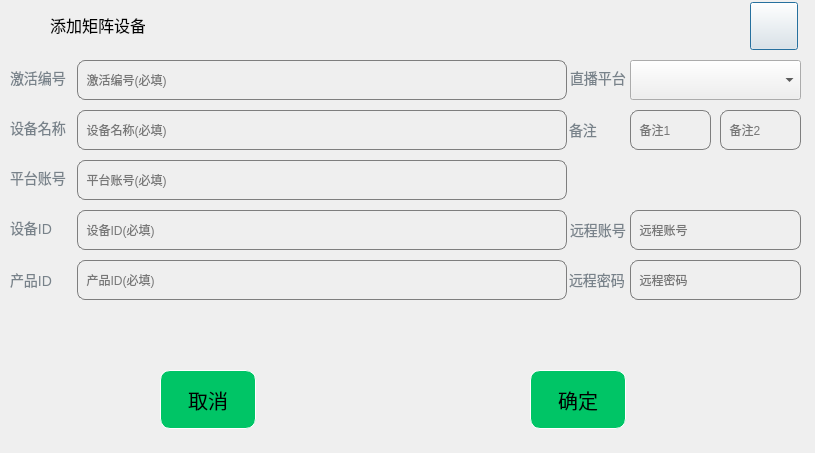
Above: UI/gbs/bizWidgets/GBSAddBroker.ui from huangjingpei/myobs before the change. Below: the same form after it.
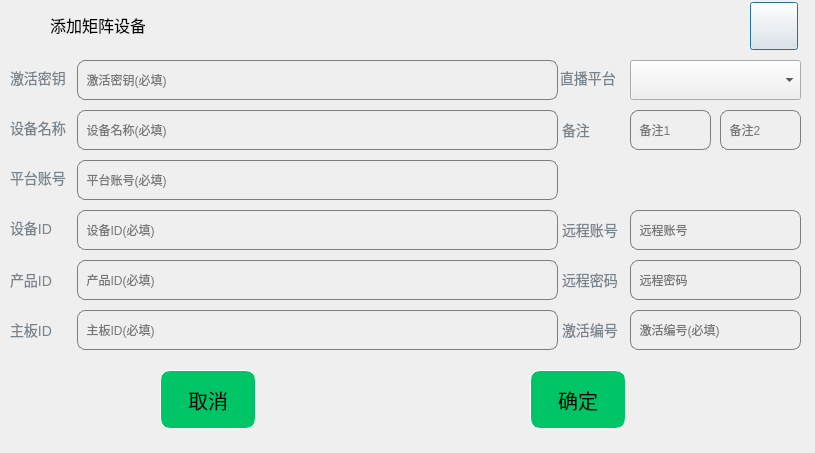
That is the form after the change. Icons and pictures are not drawn.

The edit to the form file:
```diff
--- a/UI/gbs/bizWidgets/GBSAddBroker.ui
+++ b/UI/gbs/bizWidgets/GBSAddBroker.ui
@@ -79,7 +79,7 @@
      <rect>
       <x>87</x>
       <y>10</y>
-      <width>490</width>
+      <width>481</width>
       <height>40</height>
      </rect>
     </property>
@@ -93,7 +93,7 @@
      <string/>
     </property>
     <property name="placeholderText">
-     <string>  激活编号(必填)</string>
+     <string>  激活密钥(必填)</string>
     </property>
    </widget>
    <widget class="QLineEdit" name="leDeviceName">
@@ -101,7 +101,7 @@
      <rect>
       <x>87</x>
       <y>60</y>
-      <width>490</width>
+      <width>481</width>
       <height>40</height>
      </rect>
     </property>
@@ -158,7 +158,7 @@
      <rect>
       <x>87</x>
       <y>110</y>
-      <width>490</width>
+      <width>481</width>
       <height>40</height>
      </rect>
     </property>
@@ -177,7 +177,7 @@
      <rect>
       <x>87</x>
       <y>160</y>
-      <width>490</width>
+      <width>481</width>
       <height>40</height>
      </rect>
     </property>
@@ -196,7 +196,7 @@
      <rect>
       <x>87</x>
       <y>210</y>
-      <width>490</width>
+      <width>481</width>
       <height>40</height>
      </rect>
     </property>
@@ -224,7 +224,7 @@
 font-size: 14px;</string>
     </property>
     <property name="text">
-     <string>激活编号</string>
+     <string>激活密钥</string>
     </property>
    </widget>
    <widget class="QLabel" name="label_3">
@@ -308,7 +308,7 @@
    <widget class="QLabel" name="label_7">
     <property name="geometry">
      <rect>
-      <x>580</x>
+      <x>570</x>
       <y>20</y>
       <width>61</width>
       <height>16</height>
@@ -325,7 +325,7 @@
    <widget class="QLabel" name="label_8">
     <property name="geometry">
      <rect>
-      <x>579</x>
+      <x>572</x>
       <y>70</y>
       <width>61</width>
       <height>20</height>
@@ -399,7 +399,7 @@
    <widget class="QLabel" name="label_9">
     <property name="geometry">
      <rect>
-      <x>580</x>
+      <x>572</x>
       <y>170</y>
       <width>61</width>
       <height>20</height>
@@ -435,7 +435,7 @@
    <widget class="QLabel" name="label_10">
     <property name="geometry">
      <rect>
-      <x>579</x>
+      <x>572</x>
       <y>220</y>
       <width>61</width>
       <height>20</height>
@@ -449,6 +449,84 @@
      <string>远程密码</string>
     </property>
    </widget>
+   <widget class="QLineEdit" name="leUniqueID">
+    <property name="geometry">
+     <rect>
+      <x>87</x>
+      <y>260</y>
+      <width>481</width>
+      <height>40</height>
+     </rect>
+    </property>
+    <property name="styleSheet">
+     <string notr="true">background-color:transparent;
+border: 1px solid  #7E7E7E;
+border-radius: 8px;
+</string>
+    </property>
+    <property name="text">
+     <string/>
+    </property>
+    <property name="placeholderText">
+     <string>  主板ID(必填)</string>
+    </property>
+   </widget>
+   <widget class="QLabel" name="label_11">
+    <property name="geometry">
+     <rect>
+      <x>20</x>
+      <y>270</y>
+      <width>61</width>
+      <height>20</height>
+     </rect>
+    </property>
+    <property name="styleSheet">
+     <string notr="true">color: #78828A;
+font-size: 14px;</string>
+    </property>
+    <property name="text">
+     <string>主板ID</string>
+    </property>
+   </widget>
+   <widget class="QLabel" name="label_12">
+    <property name="geometry">
+     <rect>
+      <x>572</x>
+      <y>270</y>
+      <width>61</width>
+      <height>20</height>
+     </rect>
+    </property>
+    <property name="styleSheet">
+     <string notr="true">color: #78828A;
+font-size: 14px;</string>
+    </property>
+    <property name="text">
+     <string>激活编号</string>
+    </property>
+   </widget>
+   <widget class="QLineEdit" name="leActivationNo">
+    <property name="geometry">
+     <rect>
+      <x>640</x>
+      <y>260</y>
+      <width>171</width>
+      <height>40</height>
+     </rect>
+    </property>
+    <property name="styleSheet">
+     <string notr="true">background-color:transparent;
+border: 1px solid  #7E7E7E;
+border-radius: 8px;
+</string>
+    </property>
+    <property name="text">
+     <string/>
+    </property>
+    <property name="placeholderText">
+     <string>  激活编号(必填)</string>
+    </property>
+   </widget>
   </widget>
  </widget>
  <resources>
```
